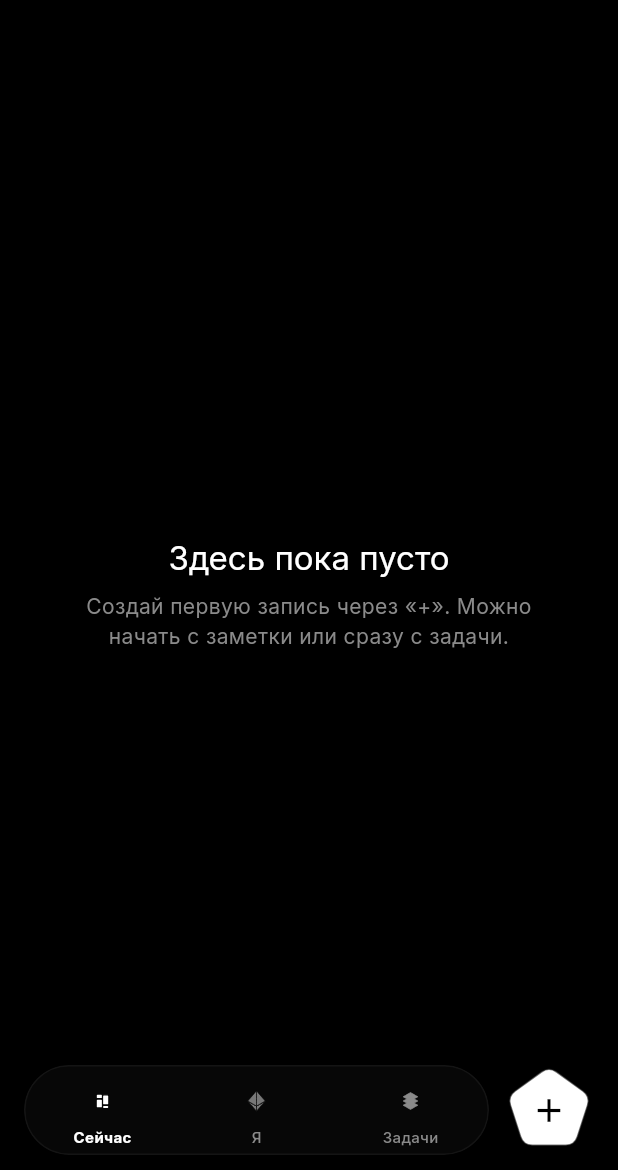
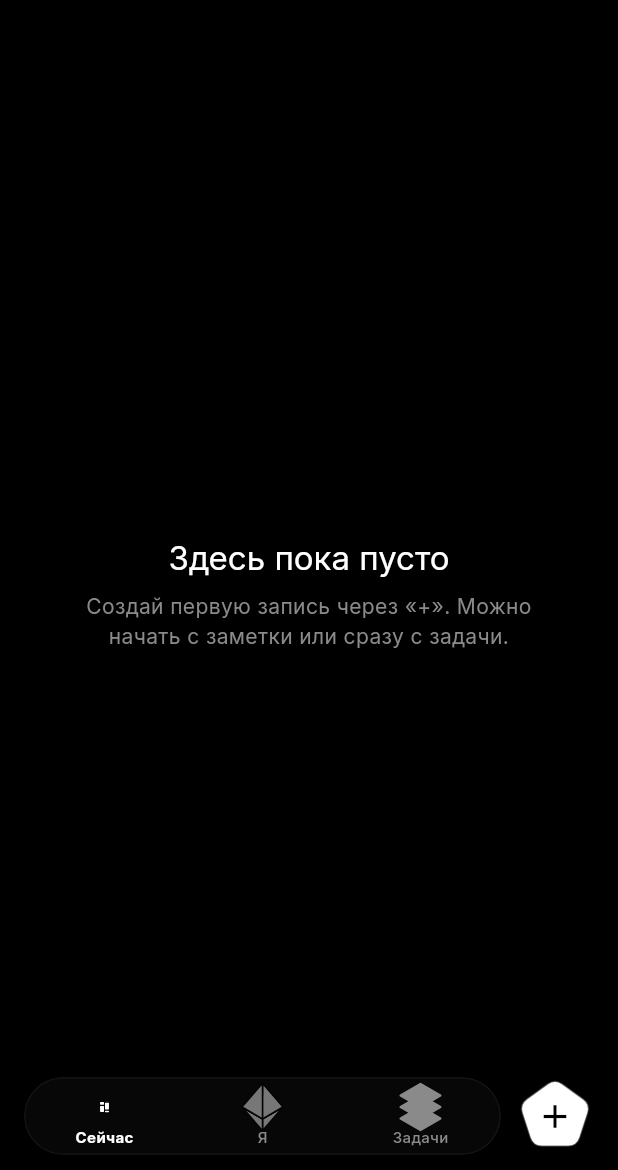
Before and after one commit to gamegroyvi/noetica, a Flutter app: the HomeShell screen opened directly, on a phone screen of 412 x 824 dp, the part 66-1236 px from its top. Run offline on Flutter 3.47's test engine with Material 3 defaults, Android fonts, the phone set to English and light mode, and no system bars; our stand-ins replace audioplayers, flutter_local_notifications, flutter_riverpod, flutter_secure_storage, flutter_timezone, google_fonts and 8 more; missing offline and left inert: local_notifier, tray_manager, window_manager; accounts and stored records are empty.

Commit message:
tabbar: per-icon scale to compensate canvas padding (profile x3, tasks x3.5)
Co-Authored-By: 75sohwiork <grouvi20@mail.ru>

```diff
--- a/lib/features/home/home_shell.dart
+++ b/lib/features/home/home_shell.dart
@@ -27,12 +27,12 @@ const double _kRailExtended = 1200;
 /// Geometry of the floating capsule tab bar — exported so screens can
 /// add the reserve to their own scroll paddings (so the last items
 /// don't end up hidden under the partially-transparent bar).
-const double kFloatingTabBarHeight = 60;
+const double kFloatingTabBarHeight = 52;
 const double kFloatingTabBarMargin = 10;
 const double kFloatingTabBarHorizontalInset = 16;
 /// Side length of the pentagon FAB that sits inline-right of the
 /// floating tabbar capsule.
-const double kFloatingFabSize = 60;
+const double kFloatingFabSize = 52;
 const double kFloatingFabGap = 10;
 /// Total vertical room the bar visually occupies above the system safe
 /// area (capsule height + top + bottom margin). Used by screens that
@@ -182,6 +182,9 @@ class _HomeShellState extends ConsumerState<HomeShell> {
       selectedIcon: Icons.dashboard,
       label: 'Сейчас',
       lottie: 'assets/icons/tab_home.json',
+      // Dashboard glyph already fills its own canvas tightly
+      // (~71%×109% — actually overflows vertically), so 1.0 is fine.
+      lottieScale: 1.0,
     ),
     _Destination(
       icon: Icons.auto_graph_outlined,
@@ -190,14 +193,19 @@ class _HomeShellState extends ConsumerState<HomeShell> {
       lottie: 'assets/icons/tab_profile.json',
       // Octahedron is intentionally two-tone (black faces + white
       // edges) — don't tint it with the palette colour, just dim it
-      // when the tab is inactive.
+      // when the tab is inactive. Source canvas only has ~32% of
+      // its area used by the glyph itself, so blow it up x3.
       tintWithPalette: false,
+      lottieScale: 3.0,
     ),
     _Destination(
       icon: Icons.checklist_outlined,
       selectedIcon: Icons.checklist,
       label: 'Задачи',
       lottie: 'assets/icons/tab_tasks.json',
+      // Layers glyph fills only ~27% of its 256×256 canvas — needs
+      // an even more aggressive blow-up to match the others.
+      lottieScale: 3.5,
     ),
   ];
 
@@ -314,6 +322,7 @@ class _Destination {
     required this.label,
     required this.lottie,
     this.tintWithPalette = true,
+    this.lottieScale = 1.0,
   });
 
   final IconData icon;
@@ -328,6 +337,11 @@ class _Destination {
   /// the source colours are preserved (used for two-tone icons whose
   /// internal colour relationships matter).
   final bool tintWithPalette;
+  /// Visual blow-up factor applied via Transform.scale. Compensates
+  /// for source assets whose content occupies only a small fraction
+  /// of their declared 256×256 canvas (causing them to look tiny
+  /// when laid out via BoxFit.contain into our 28-px tab cell).
+  final double lottieScale;
 }
 
 /// Custom sidebar — `NavigationRail` doesn't support a "secondary" group of
@@ -717,7 +731,9 @@ class _FloatingTabItemState extends State<_FloatingTabItem>
   @override
   Widget build(BuildContext context) {
     final color = widget.selected ? widget.palette.fg : widget.palette.muted;
-    final lottie = Lottie.asset(
+    final lottie = Transform.scale(
+      scale: widget.destination.lottieScale,
+      child: Lottie.asset(
         widget.destination.lottie,
         controller: _ctrl,
         fit: BoxFit.contain,
@@ -727,6 +743,7 @@ class _FloatingTabItemState extends State<_FloatingTabItem>
             _replay();
           }
         },
+      ),
     );
     final Widget icon = widget.destination.tintWithPalette
         ? ColorFiltered(
@@ -743,9 +760,7 @@ class _FloatingTabItemState extends State<_FloatingTabItem>
           mainAxisAlignment: MainAxisAlignment.center,
           mainAxisSize: MainAxisSize.min,
           children: [
-            // Larger render box — source icons have generous canvas
-            // padding, so 28 px felt visually undersized.
-            SizedBox(width: 36, height: 36, child: icon),
+            SizedBox(width: 28, height: 28, child: icon),
             const SizedBox(height: 1),
             Text(
               widget.destination.label,
```
Lines whose indentation alone changed are shown as unchanged.
